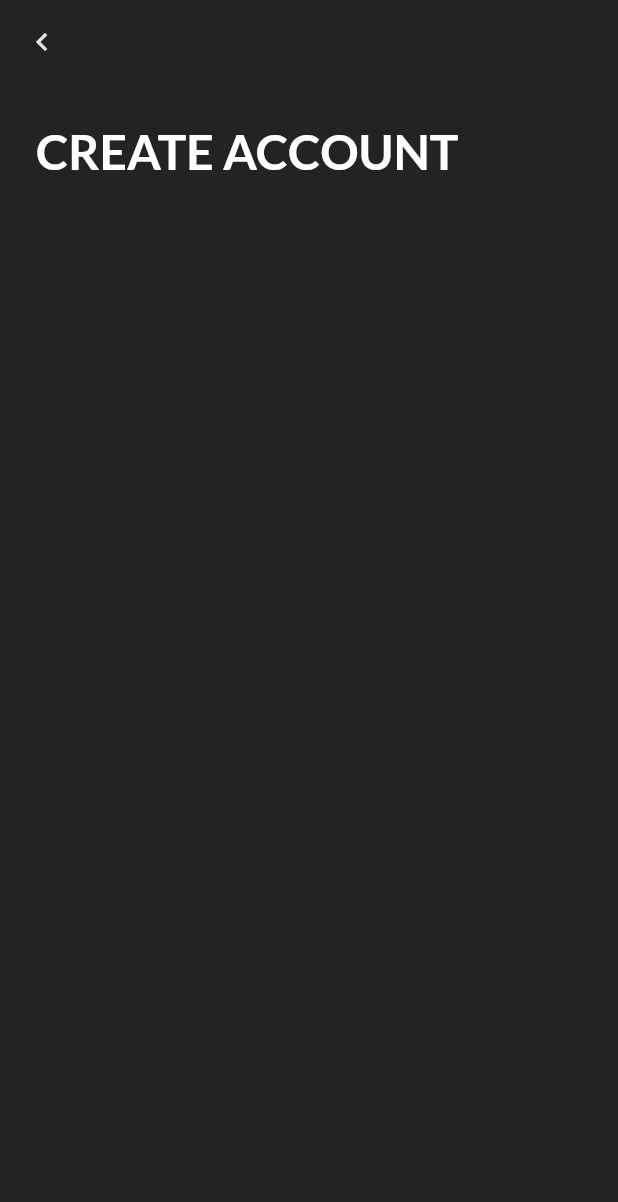
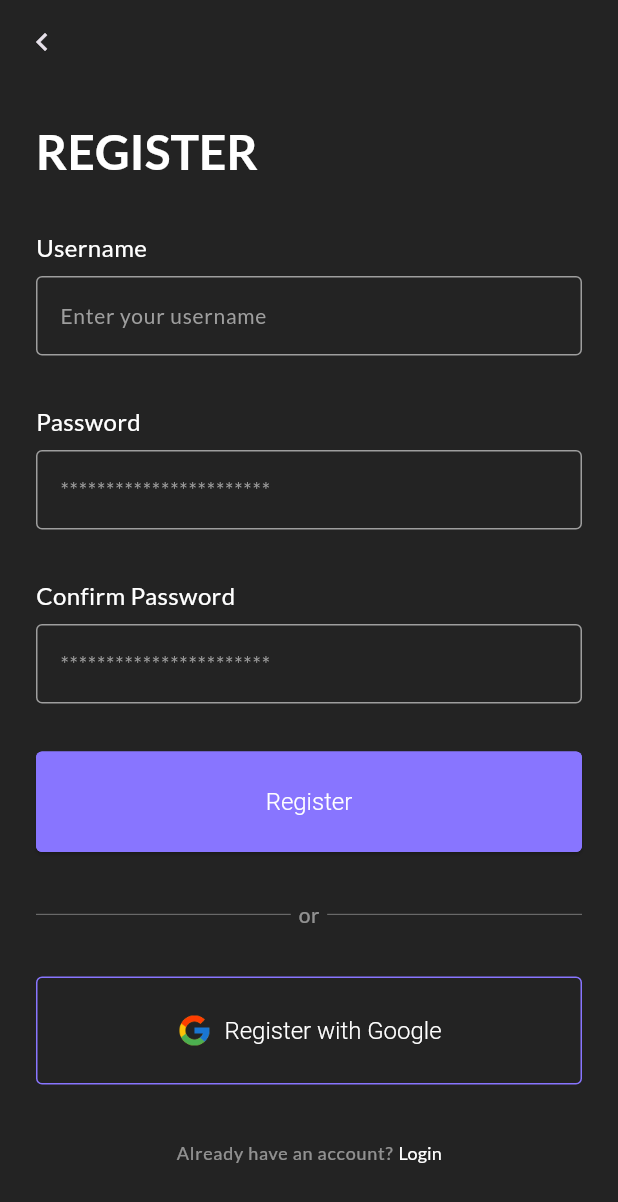
Before and after one commit to terfiel-22/todo_app, a Flutter app: the LoginScreen screen opened by its route, after a tap on the "chevron left" icon, after a tap on "CREATE ACCOUNT", on a phone screen of 412 x 824 dp. Shown: the top 1202 px of the screen. Run offline on Flutter 3.47's test engine with Material 3 defaults, Android fonts, the phone set to English and light mode, and no system bars; our stand-ins replace go_router, smooth_page_indicator.

Commit message:
Complete Registration UI

```diff
--- a/lib/core/constants/text_strings.dart
+++ b/lib/core/constants/text_strings.dart
@@ -14,10 +14,11 @@ class TextStrings {
 
   // Authentication
   static String startScreenTitle = "Welcome to MyTodo";
+  static String createAccountButton = "CREATE ACCOUNT";
   static String startScreenSubTitle =
       "Please login to your account or create new account to continue";
   static String loginHeader = "LOGIN";
-  static String createAccountHeader = "CREATE ACCOUNT";
+  static String registrationHeader = "REGISTER";
   static String usernamePlaceholder = "Enter your username";
   static String usernameLabel = "Username";
   static String passwordPlaceholder = "***********************";
--- /dev/null
+++ b/lib/features/auth/controllers/registration_controller.dart
@@ -0,0 +1,10 @@
+import 'package:flutter/material.dart';
+
+class RegistrationController with ChangeNotifier {
+  final GlobalKey<FormState> registrationFormKey = GlobalKey<FormState>();
+  final username = TextEditingController();
+  final password = TextEditingController();
+  final confirmPassword = TextEditingController();
+
+  Future<void> register() async {}
+}
--- a/lib/features/auth/screens/login/widgets/login_form.dart
+++ b/lib/features/auth/screens/login/widgets/login_form.dart
@@ -40,7 +40,10 @@ class LoginForm extends StatelessWidget {
             // Button
             SizedBox(
               width: DeviceUtility.screenWidth(context),
-              child: ElevatedButton(onPressed: () {}, child: Text("Login")),
+              child: ElevatedButton(
+                onPressed: () {},
+                child: Text(TextStrings.loginButton),
+              ),
             ),
           ],
         ),
--- a/lib/features/auth/screens/registration/registration_screen.dart
+++ b/lib/features/auth/screens/registration/registration_screen.dart
@@ -1,7 +1,11 @@
 import 'package:flutter/material.dart';
 import 'package:todo_app/core/constants/text_strings.dart';
 import 'package:todo_app/core/widgets/appbar/custom_appbar.dart';
+import 'package:todo_app/core/widgets/auth/bottom_text_navigation.dart';
+import 'package:todo_app/core/widgets/buttons/google_button.dart';
+import 'package:todo_app/core/widgets/divider/auth_divider.dart';
 import 'package:todo_app/core/widgets/page_container/page_container.dart';
+import 'package:todo_app/features/auth/screens/registration/widgets/registration_form.dart';
 import 'package:todo_app/routes/route_names.dart';
 
 class RegistrationScreen extends StatelessWidget {
@@ -12,15 +16,36 @@ class RegistrationScreen extends StatelessWidget {
     return Scaffold(
       appBar: CustomAppbar(backPageName: RouteNames.startScreen),
       body: PageContainer(
+        child: SingleChildScrollView(
           child: Column(
             crossAxisAlignment: CrossAxisAlignment.start,
             children: [
-            // Title
+              // Header
               Text(
-              TextStrings.createAccountHeader,
+                TextStrings.registrationHeader,
                 style: Theme.of(context).textTheme.headlineMedium,
               ),
+
+              // Registration Form
+              const RegistrationForm(),
+
+              // Divider
+              AuthDivider(dividerText: TextStrings.authDividerText),
+
+              // Social Buttons
+              GoogleButton(
+                buttonText: TextStrings.registerGoogleButton,
+                onPressed: () {},
+              ),
+
+              // Navigate to Registration
+              BottomTextNavigation(
+                question: TextStrings.alreadyHaveAnAccount,
+                linkText: TextStrings.loginButton,
+                routeName: RouteNames.loginScreen,
+              ),
             ],
+          ),
         ),
       ),
     );
--- /dev/null
+++ b/lib/features/auth/screens/registration/widgets/registration_form.dart
@@ -0,0 +1,61 @@
+import 'package:flutter/material.dart';
+import 'package:provider/provider.dart';
+import 'package:todo_app/core/constants/custom_sizes.dart';
+import 'package:todo_app/core/constants/text_strings.dart';
+import 'package:todo_app/core/utils/device/device_utility.dart';
+import 'package:todo_app/core/widgets/text_form_field/custom_text_form_field.dart';
+import 'package:todo_app/features/auth/controllers/registration_controller.dart';
+
+class RegistrationForm extends StatelessWidget {
+  const RegistrationForm({super.key});
+
+  @override
+  Widget build(BuildContext context) {
+    final registrationController = context.read<RegistrationController>();
+
+    return Form(
+      key: registrationController.registrationFormKey,
+      child: Padding(
+        padding: const EdgeInsets.symmetric(
+          vertical: CustomSizes.spaceBtwSections,
+        ),
+        child: Column(
+          spacing: CustomSizes.spaceBtwInputFields,
+          children: [
+            // Username
+            CustomTextFormField(
+              controller: registrationController.username,
+              labelText: TextStrings.usernameLabel,
+              placeholderText: TextStrings.usernamePlaceholder,
+            ),
+
+            // Password
+            CustomTextFormField(
+              controller: registrationController.password,
+              labelText: TextStrings.passwordLabel,
+              placeholderText: TextStrings.passwordPlaceholder,
+              obscureText: true,
+            ),
+
+            // Confirm Password
+            CustomTextFormField(
+              controller: registrationController.confirmPassword,
+              labelText: TextStrings.confirmPasswordLabel,
+              placeholderText: TextStrings.confirmPasswordPlaceholder,
+              obscureText: true,
+            ),
+
+            // Button
+            SizedBox(
+              width: DeviceUtility.screenWidth(context),
+              child: ElevatedButton(
+                onPressed: () {},
+                child: Text(TextStrings.registerButton),
+              ),
+            ),
+          ],
+        ),
+      ),
+    );
+  }
+}
--- a/lib/features/auth/screens/start/start_screen.dart
+++ b/lib/features/auth/screens/start/start_screen.dart
@@ -47,7 +47,7 @@ class StartScreen extends StatelessWidget {
                       context: context,
                       routeName: RouteNames.loginScreen,
                     ),
-                    child: Text(TextStrings.loginHeader),
+                    child: Text(TextStrings.loginButton),
                   ),
                 ),
                 SizedBox(
@@ -57,7 +57,7 @@ class StartScreen extends StatelessWidget {
                       context: context,
                       routeName: RouteNames.registrationScreen,
                     ),
-                    child: Text(TextStrings.createAccountHeader),
+                    child: Text(TextStrings.createAccountButton),
                   ),
                 ),
               ],
--- a/lib/main.dart
+++ b/lib/main.dart
@@ -3,6 +3,7 @@ import 'package:provider/provider.dart';
 import 'package:todo_app/app.dart';
 import 'package:todo_app/core/theme/theme_provider.dart';
 import 'package:todo_app/features/auth/controllers/login_controller.dart';
+import 'package:todo_app/features/auth/controllers/registration_controller.dart';
 import 'package:todo_app/features/onboarding/controllers/onboarding_controller.dart';
 
 void main() {
@@ -12,6 +13,7 @@ void main() {
         ChangeNotifierProvider(create: (_) => ThemeProvider()),
         ChangeNotifierProvider(create: (_) => OnboardingController()),
         ChangeNotifierProvider(create: (_) => LoginController()),
+        ChangeNotifierProvider(create: (_) => RegistrationController()),
       ],
       child: const TodoApp(),
     ),
```
Lines whose indentation alone changed are shown as unchanged.
